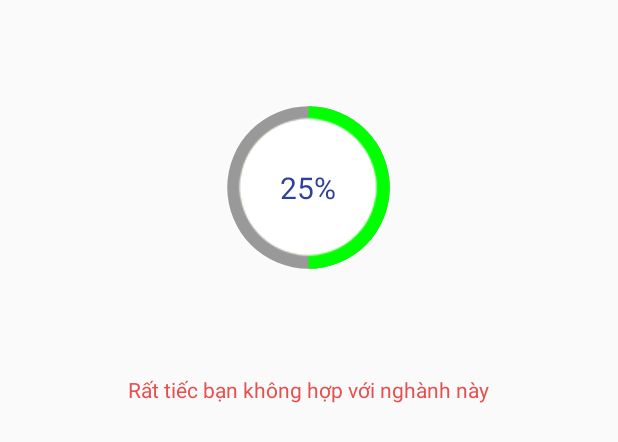
After one commit to ttpthuy/android-personal, an Android app: the layout result_row.xml on its own in the app's theme, with its tools: preview values and no code run, on a phone screen of 412 x 824 dp. The commit adds this screen. Shown: the top 442 px of the screen. Run offline under Robolectric (Android 15) with nearby library versions, the phone set to English and light mode, and no system bars.

Commit message:
result + fix diem

```diff
--- a/app/src/main/java/com/example/thuytran/listviewtutorial/activity/MainActivity.java
+++ b/app/src/main/java/com/example/thuytran/listviewtutorial/activity/MainActivity.java
@@ -126,6 +126,7 @@ public class MainActivity extends AppCompatActivity implements OnOptionSelected
             intent.putExtra("lastResult", results);
             startActivity(intent);
             Log.i("lastResult", results + "");
+            results.clear();
         }
 
     };
--- a/app/src/main/java/com/example/thuytran/listviewtutorial/adapter/ScoreAdapter.java
+++ b/app/src/main/java/com/example/thuytran/listviewtutorial/adapter/ScoreAdapter.java
@@ -19,7 +19,6 @@ public class ScoreAdapter extends BaseAdapter {
     private List<String> subjectList;
     ViewHold viewHold;
     LayoutInflater layoutInflater;
-    Map<String,String> score;
 
     public ScoreAdapter(Context context, List<String> subjectList) {
         this.context = context;
--- /dev/null
+++ b/app/src/main/res/layout/result_row.xml
@@ -0,0 +1,55 @@
+<?xml version="1.0" encoding="utf-8"?>
+<LinearLayout xmlns:android="http://schemas.android.com/apk/res/android"
+              android:layout_width="match_parent"
+              android:layout_height="wrap_content"
+        android:orientation="vertical"
+        >
+    <RelativeLayout
+            android:layout_width="wrap_content"
+            android:layout_height="wrap_content"
+            android:layout_gravity="center"
+            >
+        <ProgressBar
+                android:id="@+id/circularProgressbar"
+                style="?android:attr/progressBarStyleHorizontal"
+                android:layout_width="250dp"
+                android:layout_height="250dp"
+                android:indeterminate="false"
+                android:max="100"
+                android:layout_centerInParent="true"
+                android:progress="50"
+                android:progressDrawable="@drawable/circular"
+                android:secondaryProgress="100"
+                />
+        <ImageView
+                android:layout_width="100dp"
+                android:layout_height="100dp"
+                android:background="@drawable/whitecircle"
+                android:layout_centerInParent="true"/>
+
+        <TextView
+                android:id="@+id/tv"
+                android:layout_width="250dp"
+                android:layout_height="250dp"
+                android:gravity="center"
+                android:text="25%"
+                android:layout_centerInParent="true"
+                android:textColor="@color/colorPrimaryDark"
+                android:textSize="20sp" />
+    </RelativeLayout>
+    <TextView
+            android:layout_width="wrap_content"
+            android:layout_height="wrap_content"
+            android:text="Rất tiếc bạn không hợp với nghành này"
+            android:textColor="#e84e4e"
+            android:id="@+id/noFit"
+            android:layout_gravity="center"
+            />
+    <TextView
+            android:layout_width="match_parent"
+            android:layout_height="wrap_content"
+            android:id="@+id/resultTV"
+            android:layout_gravity="center"
+            />
+
+</LinearLayout>
```
Also changed, not shown: app/src/main/java/com/example/thuytran/listviewtutorial/activity/CheckScoreHandle.java (+26 -10 lines), app/src/main/java/com/example/thuytran/listviewtutorial/activity/ResultActivity.java (+17 -6 lines), app/src/main/java/com/example/thuytran/listviewtutorial/adapter/ResultAdapter.java (added, +72 -0 lines), app/src/main/res/layout/activity_check_score.xml (+23 -25 lines), app/src/main/res/layout/activity_result.xml (+5 -15 lines), app/src/main/res/drawable/bluecircle.png (added), app/src/main/res/drawable/whitecircle.png (added).
